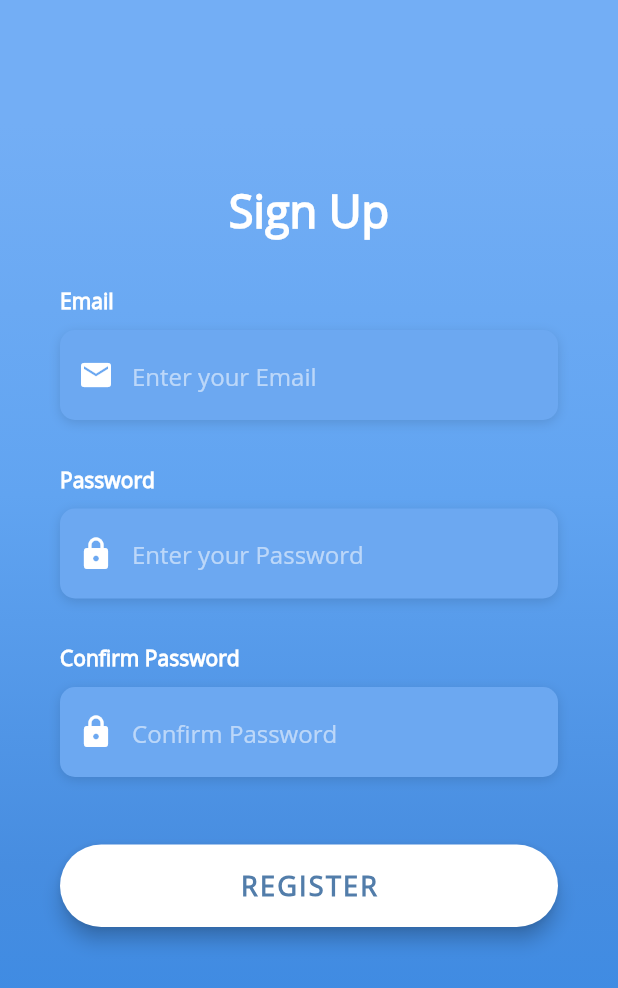
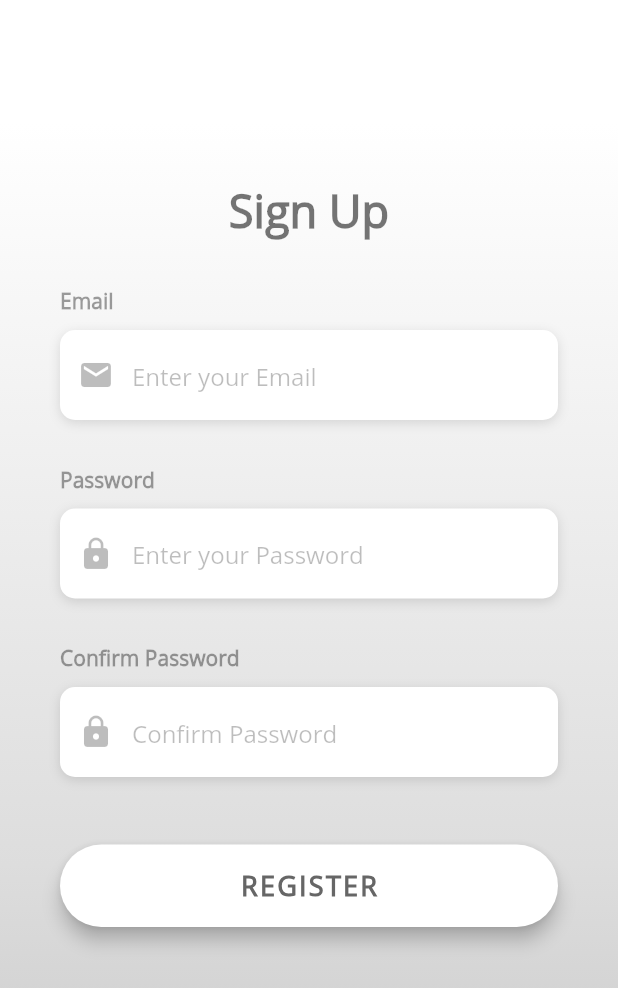
Before and after one commit to SaiAbhinav/Expense-Logger, a Flutter app: the Register screen opened directly, on a phone screen of 412 x 824 dp. Shown: the top 988 px of the screen. Run offline on Flutter 3.47's test engine with Material 2 defaults, Android fonts, the phone set to English and light mode, and no system bars; our stand-ins replace cloud_firestore, firebase_auth, flutter_datetime_picker, flutter_spinkit, google_sign_in; accounts and stored records are empty; network calls fail.

Commit message:
added white theme to sign in and register screens

```diff
--- a/lib/screens/authentication/register.dart
+++ b/lib/screens/authentication/register.dart
@@ -43,10 +43,10 @@ class _RegisterState extends State<Register> {
                         begin: Alignment.topCenter,
                         end: Alignment.bottomCenter,
                         colors: [
-                          Color(0xFF73AEF5),
-                          Color(0xFF61A4F1),
-                          Color(0xFF478DE0),
-                          Color(0xFF398AE5)
+                          Color(0xFFFFFFFF),
+                          Color(0xFFEEEEEE),
+                          Color(0xFFDDDDDD),
+                          Color(0xFFCCCCCC)
                         ],
                         stops: [0.1, 0.4, 0.7, 0.9],
                       )),
@@ -69,7 +69,7 @@ class _RegisterState extends State<Register> {
                               Text(
                                 'Sign Up',
                                 style: TextStyle(
-                                    color: Colors.white,
+                                    color: Colors.black54,
                                     fontFamily: 'OpenSans',
                                     fontSize: 30.0,
                                     fontWeight: FontWeight.bold),
@@ -98,7 +98,7 @@ class _RegisterState extends State<Register> {
                                           setState(() => email = val),
                                       keyboardType: TextInputType.emailAddress,
                                       style: TextStyle(
-                                        color: Colors.white,
+                                        color: Colors.black87,
                                         fontSize: 18.0,
                                       ),
                                       decoration: InputDecoration(
@@ -107,7 +107,7 @@ class _RegisterState extends State<Register> {
                                             EdgeInsets.only(top: 14.0),
                                         prefixIcon: Icon(
                                           Icons.email,
-                                          color: Colors.white,
+                                          color: Colors.black26,
                                         ),
                                         hintText: 'Enter your Email',
                                         hintStyle: kHintTextStyle,
@@ -140,7 +140,7 @@ class _RegisterState extends State<Register> {
                                           setState(() => password = val),
                                       obscureText: true,
                                       style: TextStyle(
-                                        color: Colors.white,
+                                        color: Colors.black87,
                                         fontSize: 18.0,
                                       ),
                                       decoration: InputDecoration(
@@ -149,7 +149,7 @@ class _RegisterState extends State<Register> {
                                             EdgeInsets.only(top: 14.0),
                                         prefixIcon: Icon(
                                           Icons.lock,
-                                          color: Colors.white,
+                                          color: Colors.black26,
                                         ),
                                         hintText: 'Enter your Password',
                                         hintStyle: kHintTextStyle,
@@ -184,7 +184,7 @@ class _RegisterState extends State<Register> {
                                           setState(() => confirmPassword = val),
                                       obscureText: true,
                                       style: TextStyle(
-                                        color: Colors.white,
+                                        color: Colors.black87,
                                         fontSize: 18.0,
                                       ),
                                       decoration: InputDecoration(
@@ -193,7 +193,7 @@ class _RegisterState extends State<Register> {
                                             EdgeInsets.only(top: 14.0),
                                         prefixIcon: Icon(
                                           Icons.lock,
-                                          color: Colors.white,
+                                          color: Colors.black26,
                                         ),
                                         hintText: 'Confirm Password',
                                         hintStyle: kHintTextStyle,
@@ -256,7 +256,7 @@ class _RegisterState extends State<Register> {
                                       child: Text(
                                         'REGISTER',
                                         style: TextStyle(
-                                          color: Color(0xFF527DAA),
+                                          color: Color(0xFF666666),
                                           letterSpacing: 1.5,
                                           fontSize: 18.0,
                                           fontWeight: FontWeight.bold,
@@ -292,7 +292,7 @@ class _RegisterState extends State<Register> {
                                           TextSpan(
                                             text: 'Have an Account ? ',
                                             style: TextStyle(
-                                              color: Colors.white54,
+                                              color: Colors.black38,
                                               fontSize: 18.0,
                                               fontWeight: FontWeight.w400,
                                             ),
@@ -300,7 +300,7 @@ class _RegisterState extends State<Register> {
                                           TextSpan(
                                             text: 'Sign In',
                                             style: TextStyle(
-                                              color: Colors.white,
+                                              color: Colors.black54,
                                               fontSize: 18.0,
                                               fontWeight: FontWeight.bold,
                                             ),
--- a/lib/services/auth.dart
+++ b/lib/services/auth.dart
@@ -92,7 +92,7 @@ class AuthService {
       if (firebaseUser.isEmailVerified) {
         return _userFromFirebaseUser(firebaseUser);
       } else {
-        return 'Email verfication is pending...!';
+        return 'Please verify the email through the link sent to the registered email address';
       }
     } catch (e) {
       print(e.toString());
--- a/lib/shared/constants.dart
+++ b/lib/shared/constants.dart
@@ -1,19 +1,19 @@
 import 'package:flutter/material.dart';
 
 final kHintTextStyle = TextStyle(
-  color: Colors.white54,
+  color: Colors.black26,
   fontFamily: 'OpenSans',
   fontSize: 16.0,
 );
 
 final kLabelStyle = TextStyle(
-  color: Colors.white,
+  color: Colors.black38,
   fontWeight: FontWeight.bold,
   fontFamily: 'OpenSans',
 );
 
 final kBoxDecorationStyle = BoxDecoration(
-  color: Color(0xFF6CA8F1),
+  color: Color(0xFFFFFFFF),
   borderRadius: BorderRadius.circular(10.0),
   boxShadow: [
     BoxShadow(
```
Also changed, not shown: lib/screens/authentication/sign_in.dart (+17 -16 lines).
